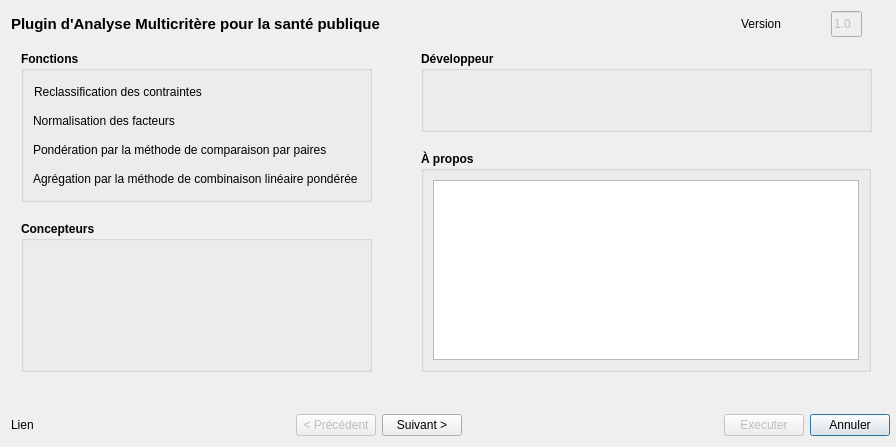
Qt form fullmce_dialog_base.ui (TeamSaGeo/fullmce) before a commit.
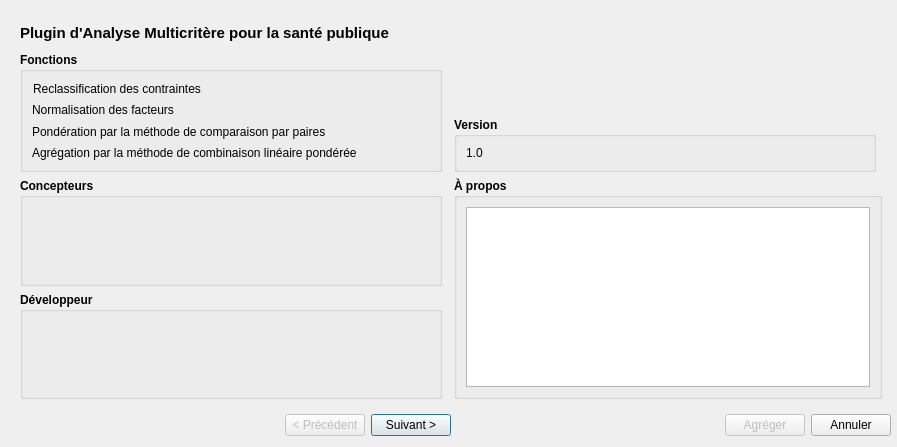
The same form after that commit.

Diff of the .ui file:
```diff
--- a/fullmce_dialog_base.ui
+++ b/fullmce_dialog_base.ui
@@ -7,7 +7,7 @@
    <rect>
     <x>0</x>
     <y>0</y>
-    <width>896</width>
+    <width>897</width>
     <height>447</height>
    </rect>
   </property>
@@ -36,43 +36,7 @@
    <property name="rightMargin">
     <number>6</number>
    </property>
-   <item row="1" column="7">
-    <widget class="QPushButton" name="BT_CANCEL">
-     <property name="text">
-      <string>Annuler</string>
-     </property>
-    </widget>
-   </item>
    <item row="1" column="3">
-    <widget class="QPushButton" name="BT_PREVIOUS">
-     <property name="enabled">
-      <bool>false</bool>
-     </property>
-     <property name="text">
-      <string>&lt; Précédent</string>
-     </property>
-    </widget>
-   </item>
-   <item row="1" column="0" colspan="2">
-    <widget class="QLabel" name="LBL_ROHY">
-     <property name="sizePolicy">
-      <sizepolicy hsizetype="Minimum" vsizetype="Preferred">
-       <horstretch>0</horstretch>
-       <verstretch>0</verstretch>
-      </sizepolicy>
-     </property>
-     <property name="minimumSize">
-      <size>
-       <width>0</width>
-       <height>0</height>
-      </size>
-     </property>
-     <property name="text">
-      <string>Lien</string>
-     </property>
-    </widget>
-   </item>
-   <item row="1" column="4">
     <widget class="QPushButton" name="BT_NEXT">
      <property name="text">
       <string>Suivant &gt;</string>
@@ -82,43 +46,7 @@
      </property>
     </widget>
    </item>
-   <item row="1" column="5">
-    <spacer name="horizontalSpacer_5">
-     <property name="orientation">
-      <enum>Qt::Horizontal</enum>
-     </property>
-     <property name="sizeHint" stdset="0">
-      <size>
-       <width>75</width>
-       <height>20</height>
-      </size>
-     </property>
-    </spacer>
-   </item>
-   <item row="1" column="2">
-    <spacer name="horizontalSpacer_3">
-     <property name="orientation">
-      <enum>Qt::Horizontal</enum>
-     </property>
-     <property name="sizeHint" stdset="0">
-      <size>
-       <width>150</width>
-       <height>20</height>
-      </size>
-     </property>
-    </spacer>
-   </item>
-   <item row="1" column="6">
-    <widget class="QPushButton" name="BT_EXECUTE">
-     <property name="enabled">
-      <bool>false</bool>
-     </property>
-     <property name="text">
-      <string>Executer</string>
-     </property>
-    </widget>
-   </item>
-   <item row="0" column="0" colspan="8">
+   <item row="0" column="0" colspan="7">
     <widget class="QStackedWidget" name="STACKED_WIDGET">
      <property name="sizePolicy">
       <sizepolicy hsizetype="Preferred" vsizetype="Preferred">
@@ -133,53 +61,9 @@
       <number>0</number>
      </property>
      <widget class="QWidget" name="page_1">
-      <widget class="QLabel" name="label">
-       <property name="geometry">
-        <rect>
-         <x>0</x>
-         <y>0</y>
-         <width>571</width>
-         <height>26</height>
-        </rect>
-       </property>
-       <property name="maximumSize">
-        <size>
-         <width>16777215</width>
-         <height>26</height>
-        </size>
-       </property>
-       <property name="font">
-        <font>
-         <pointsize>11</pointsize>
-         <bold>true</bold>
-        </font>
-       </property>
-       <property name="text">
-        <string>Plugin d'Analyse Multicritère pour la santé publique</string>
-       </property>
-      </widget>
-      <widget class="QLabel" name="label_2">
-       <property name="geometry">
-        <rect>
-         <x>730</x>
-         <y>0</y>
-         <width>51</width>
-         <height>26</height>
-        </rect>
-       </property>
-       <property name="text">
-        <string>Version</string>
-       </property>
-      </widget>
+      <layout class="QGridLayout" name="gridLayout_25">
+       <item row="1" column="0" rowspan="3">
       <widget class="QGroupBox" name="groupBox_7">
-       <property name="geometry">
-        <rect>
-         <x>10</x>
-         <y>40</y>
-         <width>351</width>
-         <height>151</height>
-        </rect>
-       </property>
        <property name="sizePolicy">
         <sizepolicy hsizetype="Preferred" vsizetype="Preferred">
          <horstretch>0</horstretch>
@@ -201,45 +85,6 @@
         <string>Fonctions</string>
        </property>
        <layout class="QGridLayout" name="gridLayout_24">
-        <item row="0" column="0">
-         <widget class="QLabel" name="label_9">
-          <property name="sizePolicy">
-           <sizepolicy hsizetype="Expanding" vsizetype="Preferred">
-            <horstretch>0</horstretch>
-            <verstretch>0</verstretch>
-           </sizepolicy>
-          </property>
-          <property name="maximumSize">
-           <size>
-            <width>16777215</width>
-            <height>16777215</height>
-           </size>
-          </property>
-          <property name="font">
-           <font>
-            <bold>false</bold>
-           </font>
-          </property>
-          <property name="text">
-           <string>Reclassification des contraintes</string>
-          </property>
-          <property name="indent">
-           <number>1</number>
-          </property>
-         </widget>
-        </item>
-        <item row="1" column="0">
-         <widget class="QLabel" name="label_10">
-          <property name="font">
-           <font>
-            <bold>false</bold>
-           </font>
-          </property>
-          <property name="text">
-           <string>Normalisation des facteurs</string>
-          </property>
-         </widget>
-        </item>
         <item row="2" column="0">
          <widget class="QLabel" name="label_11">
           <property name="font">
@@ -270,17 +115,107 @@
           </property>
          </widget>
         </item>
-       </layout>
-      </widget>
+          <item row="1" column="0">
+           <widget class="QLabel" name="label_10">
+            <property name="font">
+             <font>
+              <bold>false</bold>
+             </font>
+            </property>
+            <property name="text">
+             <string>Normalisation des facteurs</string>
+            </property>
+           </widget>
+          </item>
+          <item row="0" column="0">
+           <widget class="QLabel" name="label_9">
+            <property name="sizePolicy">
+             <sizepolicy hsizetype="Expanding" vsizetype="Preferred">
+              <horstretch>0</horstretch>
+              <verstretch>0</verstretch>
+             </sizepolicy>
+            </property>
+            <property name="maximumSize">
+             <size>
+              <width>16777215</width>
+              <height>16777215</height>
+             </size>
+            </property>
+            <property name="font">
+             <font>
+              <bold>false</bold>
+             </font>
+            </property>
+            <property name="text">
+             <string>Reclassification des contraintes</string>
+            </property>
+            <property name="indent">
+             <number>1</number>
+            </property>
+           </widget>
+          </item>
+         </layout>
+        </widget>
+       </item>
+       <item row="0" column="0" colspan="2">
+        <widget class="QLabel" name="label">
+         <property name="maximumSize">
+          <size>
+           <width>16777215</width>
+           <height>26</height>
+          </size>
+         </property>
+         <property name="font">
+          <font>
+           <pointsize>11</pointsize>
+           <bold>true</bold>
+          </font>
+         </property>
+         <property name="text">
+          <string>Plugin d'Analyse Multicritère pour la santé publique</string>
+         </property>
+        </widget>
+       </item>
+       <item row="4" column="2" rowspan="2" colspan="2">
+        <widget class="QGroupBox" name="GB_INFO">
+         <property name="minimumSize">
+          <size>
+           <width>0</width>
+           <height>0</height>
+          </size>
+         </property>
+         <property name="maximumSize">
+          <size>
+           <width>450</width>
+           <height>221</height>
+          </size>
+         </property>
+         <property name="font">
+          <font>
+           <bold>true</bold>
+          </font>
+         </property>
+         <property name="title">
+          <string>À propos</string>
+         </property>
+         <layout class="QGridLayout" name="gridLayout_23">
+          <item row="0" column="1">
+           <widget class="QTextEdit" name="TE_INFO">
+            <property name="font">
+             <font>
+              <bold>false</bold>
+             </font>
+            </property>
+            <property name="readOnly">
+             <bool>true</bool>
+            </property>
+           </widget>
+          </item>
+         </layout>
+        </widget>
+       </item>
+       <item row="4" column="0">
       <widget class="QGroupBox" name="GB_CONCEPTEUR">
-       <property name="geometry">
-        <rect>
-         <x>10</x>
-         <y>210</y>
-         <width>351</width>
-         <height>151</height>
-        </rect>
-       </property>
        <property name="maximumSize">
         <size>
          <width>16777215</width>
@@ -296,15 +231,9 @@
         <string>Concepteurs</string>
        </property>
       </widget>
+       </item>
+       <item row="5" column="0">
       <widget class="QGroupBox" name="GB_DEVELOPER">
-       <property name="geometry">
-        <rect>
-         <x>410</x>
-         <y>40</y>
-         <width>451</width>
-         <height>81</height>
-        </rect>
-       </property>
        <property name="font">
         <font>
          <italic>false</italic>
@@ -315,66 +244,40 @@
         <string>Développeur</string>
        </property>
       </widget>
-      <widget class="QLineEdit" name="STATUT_CNX">
-       <property name="enabled">
-        <bool>false</bool>
-       </property>
-       <property name="geometry">
-        <rect>
-         <x>820</x>
-         <y>0</y>
-         <width>31</width>
-         <height>26</height>
-        </rect>
+       </item>
+       <item row="3" column="2">
+        <widget class="QGroupBox" name="groupBox_2">
+         <property name="font">
+          <font>
+           <bold>true</bold>
+          </font>
+         </property>
+         <property name="title">
+          <string>Version</string>
+         </property>
+         <layout class="QGridLayout" name="gridLayout_27">
+          <item row="0" column="0">
+           <widget class="QLabel" name="label_2">
+            <property name="sizePolicy">
+             <sizepolicy hsizetype="Expanding" vsizetype="Fixed">
+              <horstretch>0</horstretch>
+              <verstretch>0</verstretch>
+             </sizepolicy>
+            </property>
+            <property name="font">
+             <font>
+              <bold>false</bold>
+             </font>
        </property>
        <property name="text">
         <string>1.0</string>
        </property>
       </widget>
-      <widget class="QGroupBox" name="GB_INFO">
-       <property name="geometry">
-        <rect>
-         <x>410</x>
-         <y>140</y>
-         <width>450</width>
-         <height>221</height>
-        </rect>
-       </property>
-       <property name="minimumSize">
-        <size>
-         <width>0</width>
-         <height>0</height>
-        </size>
-       </property>
-       <property name="maximumSize">
-        <size>
-         <width>450</width>
-         <height>221</height>
-        </size>
-       </property>
-       <property name="font">
-        <font>
-         <bold>true</bold>
-        </font>
-       </property>
-       <property name="title">
-        <string>À propos</string>
-       </property>
-       <layout class="QGridLayout" name="gridLayout_23">
-        <item row="0" column="0">
-         <widget class="QTextEdit" name="TE_INFO">
-          <property name="font">
-           <font>
-            <bold>false</bold>
-           </font>
-          </property>
-          <property name="readOnly">
-           <bool>true</bool>
-          </property>
-         </widget>
         </item>
        </layout>
       </widget>
+       </item>
+      </layout>
      </widget>
      <widget class="QWidget" name="page_2">
       <layout class="QGridLayout" name="gridLayout_22">
@@ -1324,6 +1227,59 @@
      </widget>
     </widget>
    </item>
+   <item row="1" column="4">
+    <spacer name="horizontalSpacer_5">
+     <property name="orientation">
+      <enum>Qt::Horizontal</enum>
+     </property>
+     <property name="sizeHint" stdset="0">
+      <size>
+       <width>75</width>
+       <height>20</height>
+      </size>
+     </property>
+    </spacer>
+   </item>
+   <item row="1" column="6">
+    <widget class="QPushButton" name="BT_CANCEL">
+     <property name="text">
+      <string>Annuler</string>
+     </property>
+    </widget>
+   </item>
+   <item row="1" column="5">
+    <widget class="QPushButton" name="BT_EXECUTE">
+     <property name="enabled">
+      <bool>false</bool>
+     </property>
+     <property name="text">
+      <string>Agréger</string>
+     </property>
+    </widget>
+   </item>
+   <item row="1" column="1">
+    <spacer name="horizontalSpacer_3">
+     <property name="orientation">
+      <enum>Qt::Horizontal</enum>
+     </property>
+     <property name="sizeHint" stdset="0">
+      <size>
+       <width>150</width>
+       <height>20</height>
+      </size>
+     </property>
+    </spacer>
+   </item>
+   <item row="1" column="2">
+    <widget class="QPushButton" name="BT_PREVIOUS">
+     <property name="enabled">
+      <bool>false</bool>
+     </property>
+     <property name="text">
+      <string>&lt; Précédent</string>
+     </property>
+    </widget>
+   </item>
   </layout>
  </widget>
  <resources/>
```
Lines whose indentation alone changed are shown as unchanged.
